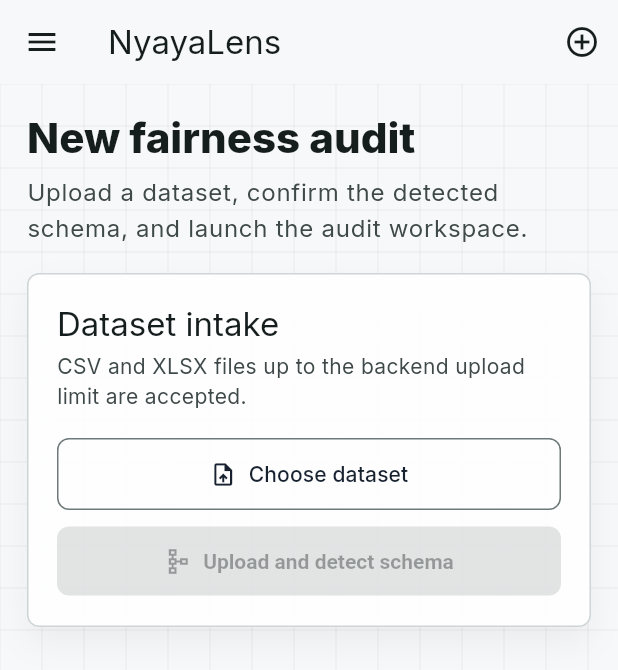
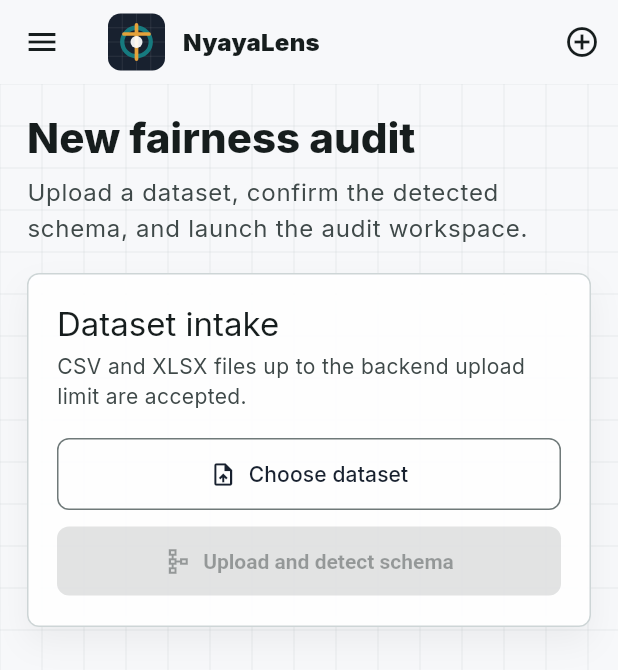
Before and after one commit to AngRoy/NyayaLens, a Flutter app: the screen it shows after launch, after a tap on "New audit", on a phone screen of 412 x 824 dp. Shown: the top 670 px of the screen. Run offline on Flutter 3.47's test engine with Material 3 defaults, Android fonts, the phone set to English and light mode, and no system bars; our stand-ins replace dio, file_picker, flutter_riverpod, go_router, google_fonts, web; network calls fail.

Commit message:
feat(brand): add NyayaLens logo and clarify probe reports

```diff
--- a/frontend/lib/shared/widgets/app_shell.dart
+++ b/frontend/lib/shared/widgets/app_shell.dart
@@ -2,6 +2,7 @@
 import 'package:go_router/go_router.dart';
 
 import 'package:nyayalens_client/shared/api/api_client.dart';
+import 'package:nyayalens_client/shared/widgets/brand_logo.dart';
 import 'package:nyayalens_client/shared/widgets/nyaya_surface.dart';
 
 class NyayaAppShell extends StatelessWidget {
@@ -70,7 +71,7 @@
         return Scaffold(
           appBar: compact
               ? AppBar(
-                  title: const Text('NyayaLens'),
+                  title: const NyayaBrandLockup(),
                   actions: [
                     IconButton(
                       tooltip: 'New audit',
@@ -208,45 +209,8 @@
         children: [
           Padding(
             padding: const EdgeInsets.fromLTRB(20, 20, 20, 18),
-            child: Row(
-              children: [
-                DecoratedBox(
-                  decoration: BoxDecoration(
-                    color: scheme.primary,
-                    borderRadius: BorderRadius.circular(8),
-                  ),
-                  child: const SizedBox(
-                    width: 38,
-                    height: 38,
-                    child: Icon(
-                      Icons.balance,
-                      size: 22,
-                      color: Colors.white,
-                    ),
-                  ),
-                ),
-                const SizedBox(width: 12),
-                Expanded(
-                  child: Column(
-                    crossAxisAlignment: CrossAxisAlignment.start,
-                    children: [
-                      Text(
-                        'NyayaLens',
-                        style: Theme.of(context).textTheme.titleMedium?.copyWith(
-                              fontWeight: FontWeight.w900,
-                            ),
-                      ),
-                      Text(
-                        'Fairness audit console',
-                        overflow: TextOverflow.ellipsis,
-                        style: Theme.of(context).textTheme.bodySmall?.copyWith(
-                              color: scheme.onSurfaceVariant,
-                            ),
-                      ),
-                    ],
-                  ),
-                ),
-              ],
+            child: const NyayaBrandLockup(
+              subtitle: 'Fairness audit console',
             ),
           ),
           const Divider(),
--- /dev/null
+++ b/frontend/lib/shared/widgets/brand_logo.dart
@@ -0,0 +1,141 @@
+import 'package:flutter/material.dart';
+
+import 'package:nyayalens_client/app/theme.dart';
+
+class NyayaBrandMark extends StatelessWidget {
+  const NyayaBrandMark({
+    super.key,
+    this.size = 38,
+  });
+
+  final double size;
+
+  @override
+  Widget build(BuildContext context) {
+    return SizedBox.square(
+      dimension: size,
+      child: CustomPaint(
+        painter: _NyayaBrandPainter(
+          ink: NyayaColors.ink,
+          teal: NyayaColors.teal,
+          amber: NyayaColors.amber,
+          surface: Theme.of(context).colorScheme.surfaceContainerLowest,
+        ),
+      ),
+    );
+  }
+}
+
+class NyayaBrandLockup extends StatelessWidget {
+  const NyayaBrandLockup({
+    super.key,
+    this.subtitle,
+  });
+
+  final String? subtitle;
+
+  @override
+  Widget build(BuildContext context) {
+    return Row(
+      mainAxisSize: MainAxisSize.min,
+      children: [
+        const NyayaBrandMark(),
+        const SizedBox(width: 12),
+        Flexible(
+          child: Column(
+            mainAxisSize: MainAxisSize.min,
+            crossAxisAlignment: CrossAxisAlignment.start,
+            children: [
+              Text(
+                'NyayaLens',
+                overflow: TextOverflow.ellipsis,
+                style: Theme.of(context).textTheme.titleMedium?.copyWith(
+                      fontWeight: FontWeight.w900,
+                    ),
+              ),
+              if (subtitle != null)
+                Text(
+                  subtitle!,
+                  overflow: TextOverflow.ellipsis,
+                  style: Theme.of(context).textTheme.bodySmall?.copyWith(
+                        color: Theme.of(context).colorScheme.onSurfaceVariant,
+                      ),
+                ),
+            ],
+          ),
+        ),
+      ],
+    );
+  }
+}
+
+class _NyayaBrandPainter extends CustomPainter {
+  const _NyayaBrandPainter({
+    required this.ink,
+    required this.teal,
+    required this.amber,
+    required this.surface,
+  });
+
+  final Color ink;
+  final Color teal;
+  final Color amber;
+  final Color surface;
+
+  @override
+  void paint(Canvas canvas, Size size) {
+    final rect = Offset.zero & size;
+    final radius = size.shortestSide * 0.22;
+    final background = Paint()..color = ink;
+    canvas.drawRRect(
+      RRect.fromRectAndRadius(rect, Radius.circular(radius)),
+      background,
+    );
+
+    final grid = Paint()
+      ..color = Colors.white.withValues(alpha: 0.10)
+      ..strokeWidth = size.shortestSide * 0.014;
+    final spacing = size.width / 4;
+    for (var index = 1; index < 4; index += 1) {
+      final offset = spacing * index;
+      canvas.drawLine(Offset(offset, 0), Offset(offset, size.height), grid);
+      canvas.drawLine(Offset(0, offset), Offset(size.width, offset), grid);
+    }
+
+    final center = Offset(size.width * 0.50, size.height * 0.50);
+    final ringRadius = size.shortestSide * 0.25;
+    final ring = Paint()
+      ..color = teal
+      ..style = PaintingStyle.stroke
+      ..strokeCap = StrokeCap.round
+      ..strokeWidth = size.shortestSide * 0.075;
+    canvas.drawCircle(center, ringRadius, ring);
+
+    final beam = Paint()
+      ..color = amber
+      ..style = PaintingStyle.stroke
+      ..strokeCap = StrokeCap.round
+      ..strokeWidth = size.shortestSide * 0.065;
+    canvas.drawLine(
+      Offset(center.dx, size.height * 0.20),
+      Offset(center.dx, size.height * 0.80),
+      beam,
+    );
+    canvas.drawLine(
+      Offset(size.width * 0.28, size.height * 0.36),
+      Offset(size.width * 0.72, size.height * 0.36),
+      beam,
+    );
+
+    final lensFill = Paint()..color = surface.withValues(alpha: 0.92);
+    canvas.drawCircle(center, ringRadius * 0.42, lensFill);
+  }
+
+  @override
+  bool shouldRepaint(covariant _NyayaBrandPainter oldDelegate) {
+    return oldDelegate.ink != ink ||
+        oldDelegate.teal != teal ||
+        oldDelegate.amber != amber ||
+        oldDelegate.surface != surface;
+  }
+}
```
Also changed, not shown: 12 other files.
